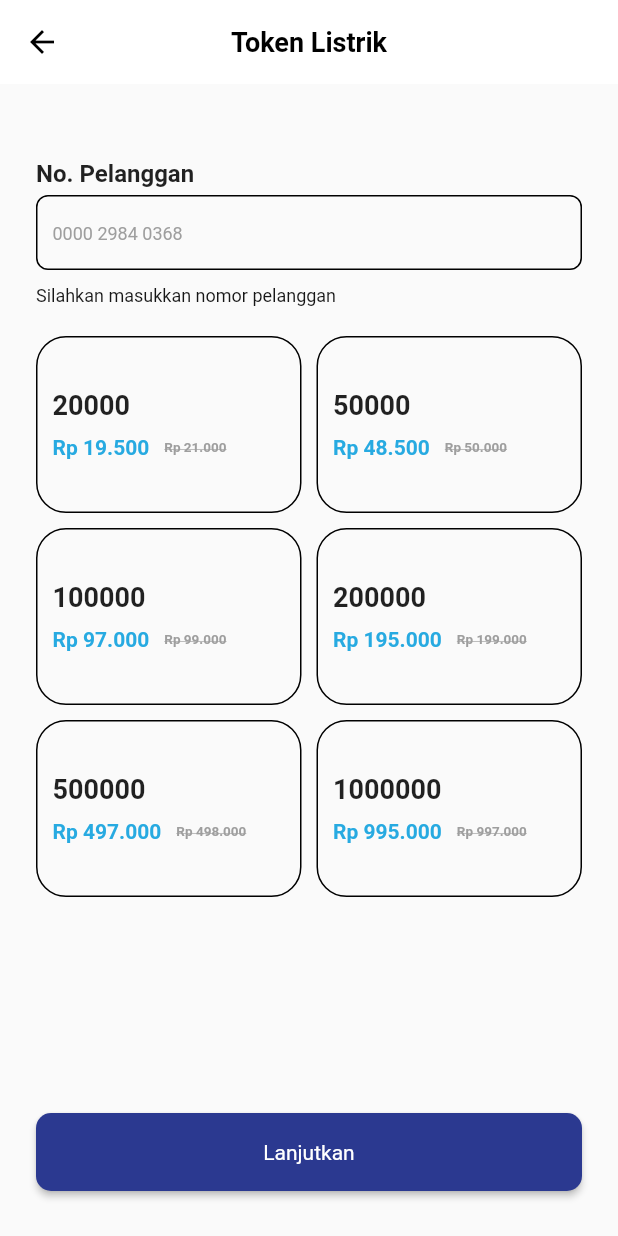
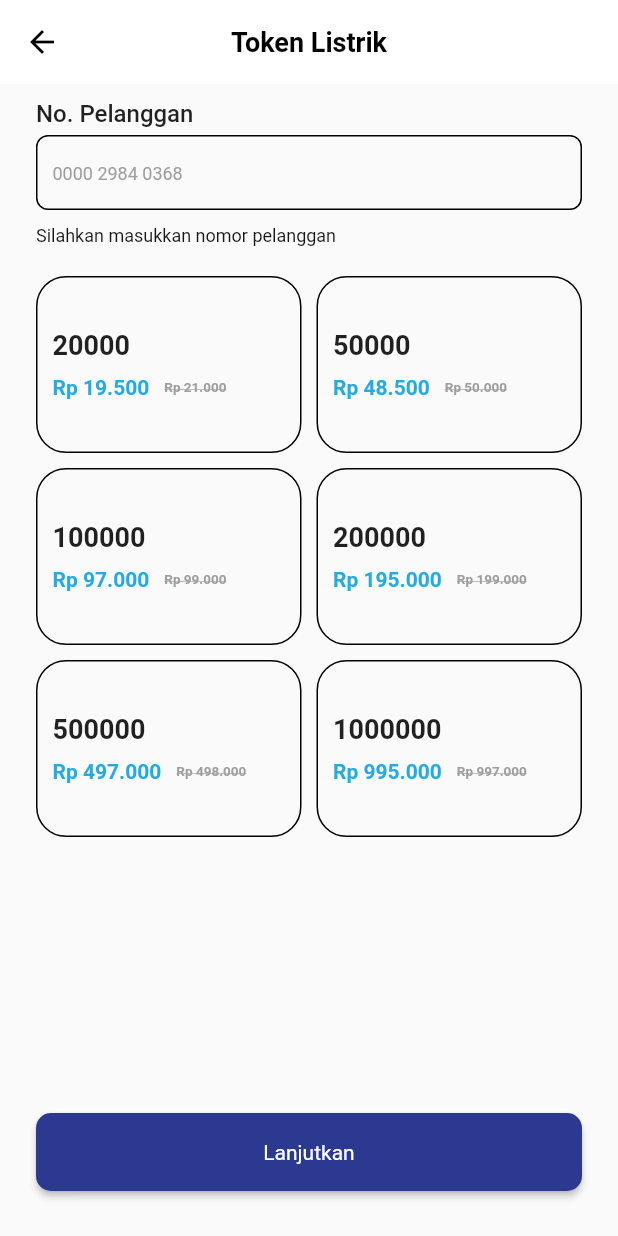
Before and after one commit to Kelompok10Capstone/Flutter_2023, a Flutter app: the ProductDetailScreen screen opened directly, on a phone screen of 412 x 824 dp. Run offline on Flutter 3.47's test engine with Material 2 defaults, Android fonts, the phone set to English and light mode, and no system bars; our stand-ins replace google_fonts, pinput, shared_preferences, supercharged; accounts and stored records are empty.

Commit message:
edit height

```diff
--- a/capstone_flutter/lib/view/screen/token_screen/product_detail_screen.dart
+++ b/capstone_flutter/lib/view/screen/token_screen/product_detail_screen.dart
@@ -50,10 +50,10 @@ class _ProductDetailScreenState extends State<ProductDetailScreen>
         child: Column(
           crossAxisAlignment: CrossAxisAlignment.start,
           children: [
-            const SizedBox(height: 50),
+            const SizedBox(height: 10),
             Text(
               'No. Pelanggan',
-              style: blackFont16.copyWith(fontWeight: FontWeight.w700),
+              style: blackFont16.copyWith(fontWeight: FontWeight.w500),
             ),
             const SizedBox(height: 5),
             Container(
```
